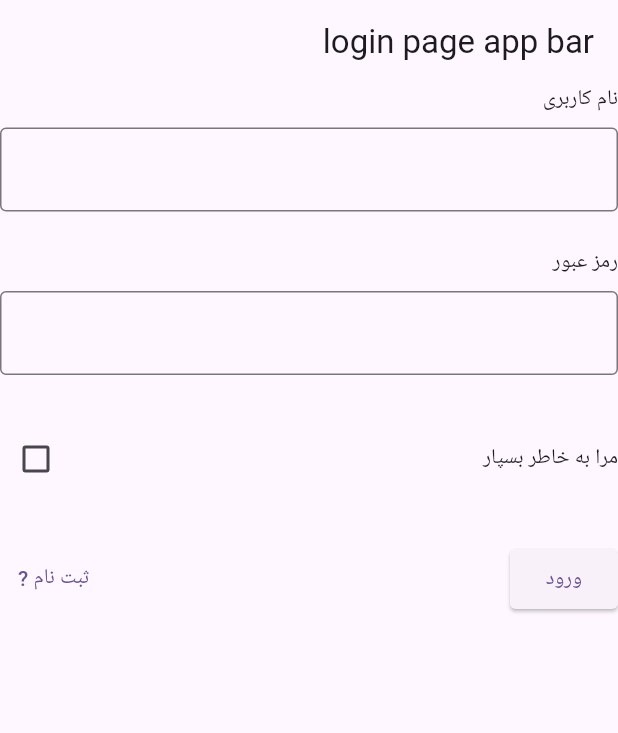
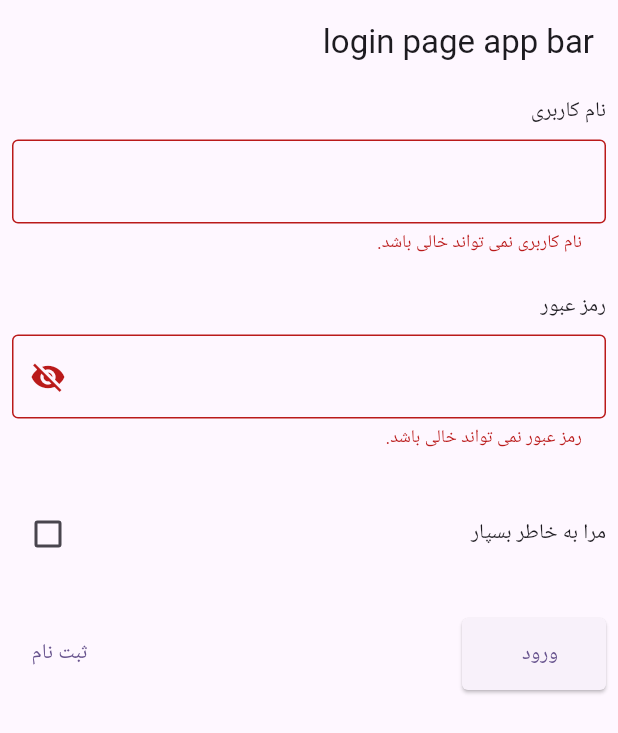
Before and after one commit to AminMtz78/mission_project, a Flutter app: the screen it shows after launch, after a tap on "ورود", on a phone screen of 412 x 824 dp. Shown: the top 733 px of the screen. Run offline on Flutter 3.47's test engine with Material 3 defaults, Android fonts, the phone set to English and light mode, and no system bars; our stand-ins replace dio, get, get_storage; missing offline and left inert: dart_either; statements that could not run were skipped.

Commit message:
completed register page and login page validations and added breakpoint for responsive UI in project

```diff
--- a/db.json
+++ b/db.json
@@ -5,6 +5,12 @@
       "password": "amin",
       "userType": 2,
       "id": 1
+    },
+    {
+      "username": "aminmtz",
+      "password": "@Aa12345",
+      "userType": 1,
+      "id": 2
     }
   ]
 }
--- a/mission_project/i18n/en_US.json
+++ b/mission_project/i18n/en_US.json
@@ -16,7 +16,11 @@
     "At_least_one_uppercase_letter_is_required": "At least one uppercase letter is required.",
     "At_least_one_number_is_required": "At least one number is required.",
     "At_least_one_special_character_is_required": "At least one special character is required.",
-    "Password_is_too_weak": "Password is too weak."
+    "Password_is_too_weak": "Password is too weak.",
+    "this_username_already_exist": "this username already exist",
+    "password_did_not_match": "password did't match",
+    "select_user_type": "select user type",
+    "invalid_username_or_password": "invalid username or password"
   },
   "shared": {
     "server_communication_error": "server communication error",
--- a/mission_project/i18n/fa_IR.json
+++ b/mission_project/i18n/fa_IR.json
@@ -16,7 +16,11 @@
     "At_least_one_uppercase_letter_is_required": "حداقل یک حرف بزرگ لازم است. ",
     "At_least_one_number_is_required": "حداقل یک عدد لازم است. ",
     "At_least_one_special_character_is_required": "حداقل یک کاراکتر خاص لازم است. ",
-    "Password_is_too_weak": "خیلی ساده است. "
+    "Password_is_too_weak": "خیلی ساده است. ",
+    "this_username_already_exist": "این نام کاربری قبلا ثبت شده",
+    "password_did_not_match": "رمز عبور با تکرار ان مطابقت ندارد",
+    "select_user_type": "نوع کاریر را انتخاب کنید",
+    "invalid_username_or_password": "نام کاربری یا رمز عبور اشتباه است"
   },
   "shared": {
     "server_communication_error": "خطای ارتباط با سرور",
--- a/mission_project/lib/src/infrastructure/commons/app_controller.dart
+++ b/mission_project/lib/src/infrastructure/commons/app_controller.dart
@@ -1,6 +1,8 @@
 import 'dart:ui';
 
 import 'package:get/get.dart';
+import 'package:mission_project/src/pages/shared/model/view_model/user_view_model.dart';
+
 import 'storage_handler.dart';
 
 class AppController {
@@ -9,6 +11,10 @@ class AppController {
   AppController._();
 
   static final AppController _instance = AppController._();
+
+  UserViewModel? currentUser;
+
+  set setUser(UserViewModel user) => currentUser = user;
 
   void changeLanguage() {
     if (StorageHandler.locale == 'en') {
--- a/mission_project/lib/src/pages/login/controller/login_page_controller.dart
+++ b/mission_project/lib/src/pages/login/controller/login_page_controller.dart
@@ -1,6 +1,9 @@
 import 'package:flutter/material.dart';
 import 'package:get/get.dart';
+import 'package:mission_project/src/pages/shared/enums/user_type_enum.dart';
 
+import '../../../../generated/locales.g.dart';
+import '../../../infrastructure/commons/app_controller.dart';
 import '../../../infrastructure/commons/storage_handler.dart';
 import '../../../infrastructure/routes/route_name.dart';
 import '../../shared/model/view_model/user_view_model.dart';
@@ -11,8 +14,11 @@ class LoginPageController extends GetxController {
   final String title = 'login page app bar ';
 
   UserViewModel? user;
+  final RxBool isObscure = true.obs;
+  final RxBool isLoading = false.obs;
 
-  RxBool isRememberUser = false.obs;
+  final RxBool isRememberUser = false.obs;
+  final GlobalKey<FormState> formKey = GlobalKey();
 
   final LoginPageRepository _repository = LoginPageRepository();
 
@@ -41,6 +47,8 @@ class LoginPageController extends GetxController {
   }
 
   Future<void> authenticate(BuildContext context) async {
+    if (formKey.currentState!.validate()) {
+      isLoading(true);
       final resultOrException = await _repository.getUserByUsernameAndPassword(
         username: usernameController.text,
         password: passwordController.text,
@@ -53,11 +61,35 @@ class LoginPageController extends GetxController {
             if (isRememberUser.value) {
               StorageHandler.setRememberedUserId = userList.first.id;
             }
-          // TODO : go to admin home page or hunter home page
+            AppController().setUser = userList.first;
+            if (userList.first.userType == UserTypeEnum.admin) {
+              //todo: go to admin page
             } else {
-          ToastWidget.show(context, 'invalid username or password');
+              //todo: go to mission list for hunter
+            }
+          } else {
+            ToastWidget.show(
+              context,
+              LocaleKeys.login_invalid_username_or_password.tr,
+            );
           }
         },
       );
+      isLoading(false);
     }
   }
+
+  String? validatePassword(String? value) {
+    if (value == null || value.isEmpty) {
+      return LocaleKeys.login_Password_cannot_be_empty.tr;
+    }
+    return null;
+  }
+
+  String? validateUserName(String? value) {
+    if (value == null || value.isEmpty) {
+      return LocaleKeys.login_Username_cannot_be_empty.tr;
+    }
+    return null;
+  }
+}
--- a/mission_project/lib/src/pages/login/views/login_page.dart
+++ b/mission_project/lib/src/pages/login/views/login_page.dart
@@ -1,5 +1,7 @@
 import 'package:flutter/material.dart';
 import 'package:get/get.dart';
+import 'package:mission_project/src/pages/shared/enums/breakpoint.dart';
+import 'package:mission_project/src/pages/shared/widgets/my_button.dart';
 
 import '../../../../generated/locales.g.dart';
 import '../../../infrastructure/utils/utils.dart';
@@ -13,17 +15,32 @@ class LoginPage extends GetView<LoginPageController> {
     return Scaffold(
       appBar: AppBar(title: Text(controller.title)),
 
-      body: _body(context),
+      body: SingleChildScrollView(
+        child: Breakpoint.either(
+          context,
+          breakpoint: Breakpoint.phone,
+          before: () => _body(context),
+          after: () => _forLargeSc(context),
+        ),
+      ),
     );
   }
 
+  Widget _forLargeSc(BuildContext context) => Row(
+    children: [
+      Flexible(fit: FlexFit.tight, child: SizedBox()),
+      Flexible(fit: FlexFit.tight, child: _body(context)),
+      Flexible(fit: FlexFit.tight, child: SizedBox()),
+    ],
+  );
+
   Widget _body(BuildContext context) {
-    return Column(
+    return Padding(
+      padding: Utils.smallPadding,
+      child: Column(
         children: [
           _usernameAndPassword(context),
-
           Utils.giantVerticalSpacer,
-
           Row(
             mainAxisAlignment: MainAxisAlignment.spaceBetween,
             children: [
@@ -31,7 +48,9 @@ class LoginPage extends GetView<LoginPageController> {
               Obx(
                 () => Checkbox(
                   value: controller.isRememberUser.value,
-                onChanged: (value) {
+                  onChanged: controller.isLoading.value
+                      ? null
+                      : (value) {
                           controller.isRememberUser.value = value ?? false;
                         },
                 ),
@@ -41,48 +60,67 @@ class LoginPage extends GetView<LoginPageController> {
           Utils.giantVerticalSpacer,
           _enterAndRegisterButton(context),
         ],
+      ),
     );
   }
 
   Widget _usernameAndPassword(BuildContext context) => Form(
+    key: controller.formKey,
     child: Column(
       crossAxisAlignment: CrossAxisAlignment.start,
       children: [
         Text(LocaleKeys.login_username.tr),
         Utils.smallVerticalSpacer,
-        TextField(
+        TextFormField(
+          readOnly: controller.isLoading.value,
+          validator: controller.validateUserName,
           controller: controller.usernameController,
           decoration: InputDecoration(border: OutlineInputBorder()),
         ),
         Utils.largeVerticalSpacer,
         Text(LocaleKeys.login_password.tr),
         Utils.smallVerticalSpacer,
-        TextField(
+        Obx(
+          () => TextFormField(
+            readOnly: controller.isLoading.value,
+            validator: controller.validatePassword,
+            obscureText: controller.isObscure.value,
             controller: controller.passwordController,
-          decoration: InputDecoration(border: OutlineInputBorder()),
+            decoration: InputDecoration(
+              border: OutlineInputBorder(),
+              suffixIcon: IconButton(
+                icon: controller.isObscure.value
+                    ? Icon(Icons.visibility_off)
+                    : Icon(Icons.visibility),
+                onPressed: () {
+                  controller.isObscure.toggle();
+                },
+              ),
+            ),
+          ),
         ),
       ],
     ),
   );
 
   Widget _enterAndRegisterButton(BuildContext context) {
-    return Row(
+    return Obx(
+      () => Row(
         mainAxisAlignment: MainAxisAlignment.spaceBetween,
         children: [
-        ElevatedButton(
+          MyButton(
+            isLoading: controller.isLoading.value,
+            title: LocaleKeys.login_enter.tr,
             onPressed: () => controller.authenticate(context),
-          style: ElevatedButton.styleFrom(
-            shape: RoundedRectangleBorder(
-              borderRadius: BorderRadius.circular(Utils.tinySpace),
-            ),
-          ),
-          child: Text(LocaleKeys.login_enter.tr),
           ),
           TextButton(
-          onPressed: () => controller.goToRegisterPage(context),
-          child: Text('${LocaleKeys.login_register.tr} ?'),
+            onPressed: controller.isLoading.value
+                ? null
+                : () => controller.goToRegisterPage(context),
+            child: Text(LocaleKeys.login_register.tr),
           ),
         ],
+      ),
     );
   }
 }
--- /dev/null
+++ b/mission_project/lib/src/pages/shared/enums/breakpoint.dart
@@ -0,0 +1,20 @@
+import 'package:flutter/cupertino.dart';
+
+enum Breakpoint {
+  phone._(720),
+  tablet._(960),
+  desktop._(1320);
+
+  final double maxWidth;
+
+  const Breakpoint._(this.maxWidth);
+
+  static T either<T>(
+    BuildContext context, {
+    required Breakpoint breakpoint,
+    required T Function() before,
+    required T Function() after,
+  }) => MediaQuery.sizeOf(context).width < breakpoint.maxWidth
+      ? before()
+      : after();
+}
--- a/mission_project/lib/src/pages/shared/widgets/toast_widget.dart
+++ b/mission_project/lib/src/pages/shared/widgets/toast_widget.dart
@@ -3,7 +3,6 @@ import 'package:flutter/material.dart';
 class ToastWidget {
   static void show(BuildContext context, String message, {int duration = 3}) {
     final overlay = Overlay.of(context);
-    if (overlay == null) return;
 
     final overlayEntry = OverlayEntry(
       builder: (context) => Positioned(
@@ -25,7 +24,7 @@ class ToastWidget {
 class _ToastMessage extends StatefulWidget {
   final String message;
 
-  const _ToastMessage({required this.message, Key? key}) : super(key: key);
+  const _ToastMessage({required this.message});
 
   @override
   State<_ToastMessage> createState() => _ToastMessageState();
@@ -63,7 +62,7 @@ class _ToastMessageState extends State<_ToastMessage>
         child: Container(
           padding: const EdgeInsets.symmetric(horizontal: 20, vertical: 12),
           decoration: BoxDecoration(
-            color: Colors.black87,
+            color: Colors.deepPurpleAccent,
             borderRadius: BorderRadius.circular(8),
           ),
           child: Text(
```
Also changed, not shown: mission_project/lib/src/pages/register/controller/register_page_controller.dart (+14 -11 lines), mission_project/lib/src/pages/register/views/register_page.dart (+38 -9 lines), mission_project/lib/generated/locales.g.dart. Lines whose indentation alone changed are shown as unchanged.
